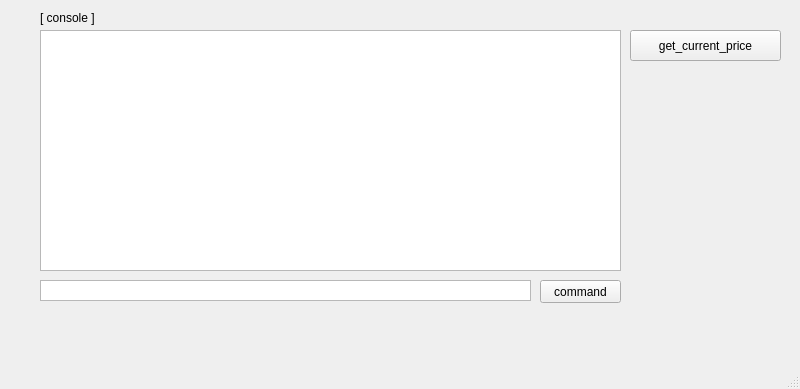
Before: the Qt Designer form gui/main_gui.ui in woody35545/bihts, drawn with Qt 5.
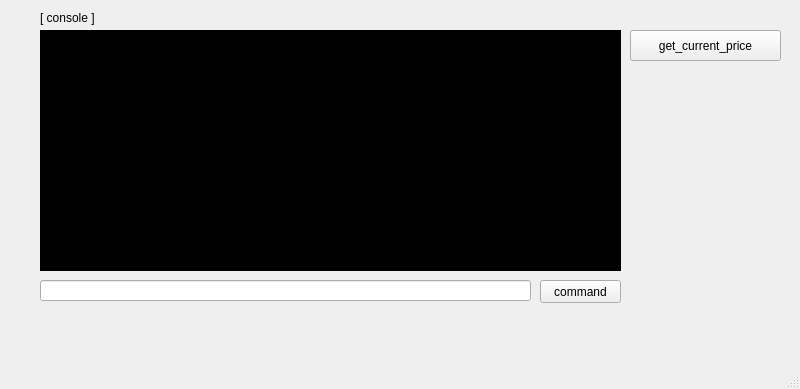
After: the same form once the commit is applied.

Commit message: console background ->black

Diff of the .ui file:
```diff
--- a/gui/main_gui.ui
+++ b/gui/main_gui.ui
@@ -23,6 +23,13 @@
       <height>241</height>
      </rect>
     </property>
+    <property name="styleSheet">
+     <string notr="true">QTextEdit{
+background-color: black;
+color: white
+
+}</string>
+    </property>
     <property name="readOnly">
      <bool>true</bool>
     </property>
@@ -66,7 +73,7 @@
      <string>command</string>
     </property>
    </widget>
-   <widget class="QTextEdit" name="te_command">
+   <widget class="QLineEdit" name="le_command">
     <property name="geometry">
      <rect>
       <x>40</x>
@@ -75,12 +82,6 @@
       <height>21</height>
      </rect>
     </property>
-    <property name="verticalScrollBarPolicy">
-     <enum>Qt::ScrollBarAlwaysOff</enum>
-    </property>
-    <property name="horizontalScrollBarPolicy">
-     <enum>Qt::ScrollBarAlwaysOff</enum>
-    </property>
    </widget>
   </widget>
   <widget class="QMenuBar" name="menubar">
```
The commit also changes 2 other files.
